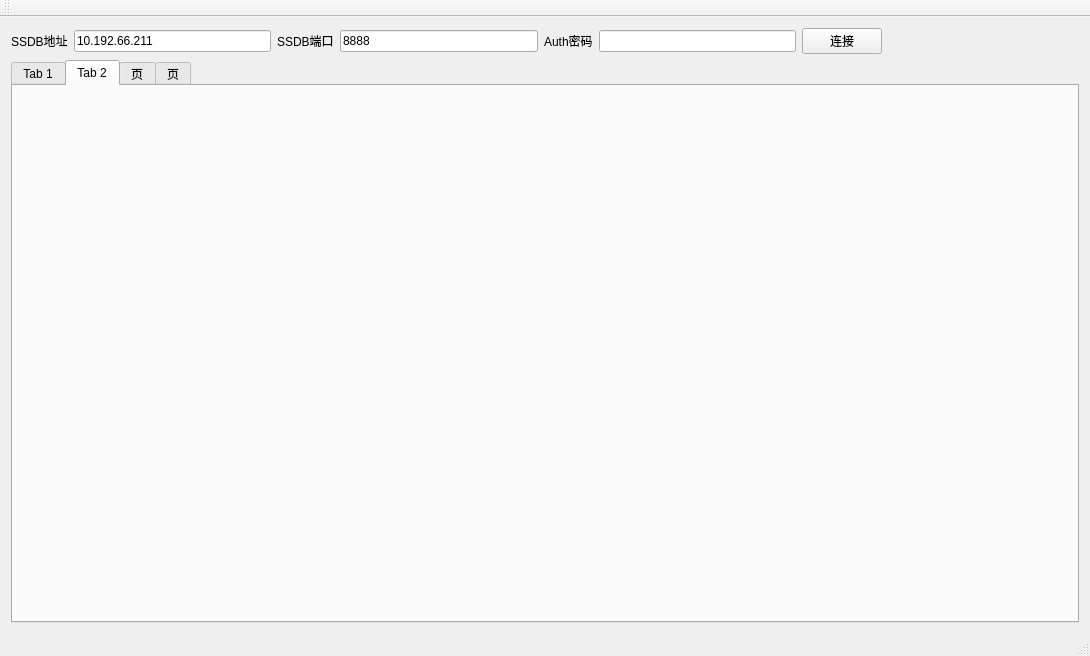
First picture: the form in MainWindow.ui, repository huxiaofengaaa/SSDBAdmin, before the edit.
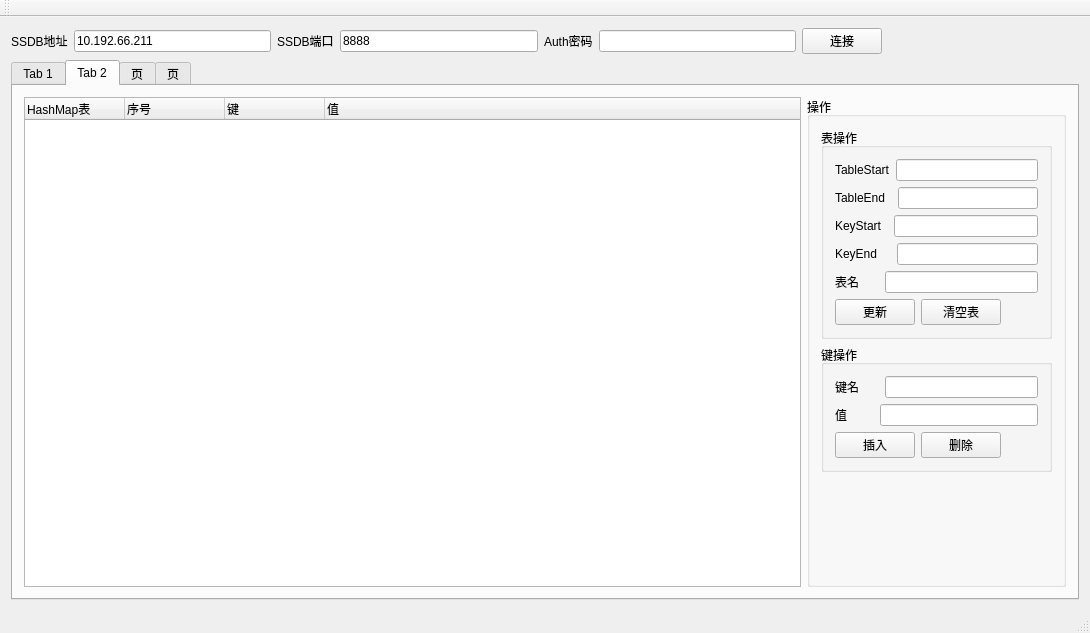
Second picture: the form after the edit. The open tabs and pages were chosen to show the change.

Commit message: 新增加hashMap的操作界面

Diff of the .ui file:
```diff
--- a/MainWindow.ui
+++ b/MainWindow.ui
@@ -80,7 +80,7 @@
     <item row="1" column="0">
      <widget class="QTabWidget" name="tabWidget_valueType">
       <property name="currentIndex">
-       <number>0</number>
+       <number>1</number>
       </property>
       <widget class="QWidget" name="tab_keyValue">
        <property name="styleSheet">
@@ -94,9 +94,6 @@
          <layout class="QHBoxLayout" name="horizontalLayout_12" stretch="3,1">
           <item>
            <widget class="QTreeWidget" name="treeWidget_keyValue">
-            <attribute name="headerVisible">
-             <bool>true</bool>
-            </attribute>
             <column>
              <property name="text">
               <string>序号</string>
@@ -125,19 +122,6 @@
              <string>操作</string>
             </property>
             <layout class="QGridLayout" name="gridLayout_5">
-             <item row="3" column="0">
-              <spacer name="verticalSpacer">
-               <property name="orientation">
-                <enum>Qt::Vertical</enum>
-               </property>
-               <property name="sizeHint" stdset="0">
-                <size>
-                 <width>20</width>
-                 <height>56</height>
-                </size>
-               </property>
-              </spacer>
-             </item>
              <item row="0" column="0">
               <widget class="QGroupBox" name="groupBox_2">
                <property name="title">
@@ -221,6 +205,19 @@
                </layout>
               </widget>
              </item>
+             <item row="2" column="0">
+              <spacer name="verticalSpacer">
+               <property name="orientation">
+                <enum>Qt::Vertical</enum>
+               </property>
+               <property name="sizeHint" stdset="0">
+                <size>
+                 <width>20</width>
+                 <height>56</height>
+                </size>
+               </property>
+              </spacer>
+             </item>
              <item row="1" column="0">
               <widget class="QGroupBox" name="groupBox_3">
                <property name="title">
@@ -307,20 +304,6 @@
                </layout>
               </widget>
              </item>
-             <item row="2" column="0">
-              <widget class="QLabel" name="label_10">
-               <property name="text">
-                <string>备注：
-（1）使用KeyStart和KeyEnd过滤；
-（2）插入时超时时间单位是秒，可以不设置，
-但必须设置Key和Value；
-（3）删除操作只需要输入key；
-（4）按照前缀删除格式：keyName%；
-（5）按照后缀删除格式：%keyName；
-（6）按照串匹配删除格式：%KeyName%</string>
-               </property>
-              </widget>
-             </item>
             </layout>
            </widget>
           </item>
@@ -328,10 +311,240 @@
         </item>
        </layout>
       </widget>
-      <widget class="QWidget" name="tab_2">
+      <widget class="QWidget" name="tab_hashMap">
        <attribute name="title">
         <string>Tab 2</string>
        </attribute>
+       <layout class="QGridLayout" name="gridLayout_9">
+        <item row="0" column="0">
+         <layout class="QHBoxLayout" name="horizontalLayout_21" stretch="3,1">
+          <item>
+           <widget class="QTreeWidget" name="treeWidget_hashMap">
+            <column>
+             <property name="text">
+              <string>HashMap表</string>
+             </property>
+            </column>
+            <column>
+             <property name="text">
+              <string>序号</string>
+             </property>
+            </column>
+            <column>
+             <property name="text">
+              <string>键</string>
+             </property>
+            </column>
+            <column>
+             <property name="text">
+              <string>值</string>
+             </property>
+            </column>
+           </widget>
+          </item>
+          <item>
+           <widget class="QGroupBox" name="groupBox_4">
+            <property name="title">
+             <string>操作</string>
+            </property>
+            <layout class="QGridLayout" name="gridLayout_8">
+             <item row="0" column="0">
+              <widget class="QGroupBox" name="groupBox_5">
+               <property name="title">
+                <string>表操作</string>
+               </property>
+               <layout class="QGridLayout" name="gridLayout_4">
+                <item row="0" column="0">
+                 <layout class="QHBoxLayout" name="horizontalLayout_16">
+                  <item>
+                   <widget class="QLabel" name="label_11">
+                    <property name="text">
+                     <string>TableStart</string>
+                    </property>
+                   </widget>
+                  </item>
+                  <item>
+                   <widget class="QLineEdit" name="lineEdit_hashMap_tableStart"/>
+                  </item>
+                 </layout>
+                </item>
+                <item row="1" column="0">
+                 <layout class="QHBoxLayout" name="horizontalLayout_17">
+                  <item>
+                   <widget class="QLabel" name="label_12">
+                    <property name="text">
+                     <string>TableEnd  </string>
+                    </property>
+                   </widget>
+                  </item>
+                  <item>
+                   <widget class="QLineEdit" name="lineEdit_hashMap_tableEnd"/>
+                  </item>
+                 </layout>
+                </item>
+                <item row="2" column="0">
+                 <layout class="QHBoxLayout" name="horizontalLayout_18">
+                  <item>
+                   <widget class="QLabel" name="label_16">
+                    <property name="text">
+                     <string>KeyStart  </string>
+                    </property>
+                   </widget>
+                  </item>
+                  <item>
+                   <widget class="QLineEdit" name="lineEdit_hashMap_keyStart"/>
+                  </item>
+                 </layout>
+                </item>
+                <item row="3" column="0">
+                 <layout class="QHBoxLayout" name="horizontalLayout_19">
+                  <item>
+                   <widget class="QLabel" name="label_17">
+                    <property name="text">
+                     <string>KeyEnd    </string>
+                    </property>
+                   </widget>
+                  </item>
+                  <item>
+                   <widget class="QLineEdit" name="lineEdit_hashMap_keyEnd"/>
+                  </item>
+                 </layout>
+                </item>
+                <item row="4" column="0">
+                 <layout class="QHBoxLayout" name="horizontalLayout_20">
+                  <item>
+                   <widget class="QLabel" name="label_18">
+                    <property name="text">
+                     <string>表名      </string>
+                    </property>
+                   </widget>
+                  </item>
+                  <item>
+                   <widget class="QLineEdit" name="lineEdit_hashMap_tableName"/>
+                  </item>
+                 </layout>
+                </item>
+                <item row="5" column="0">
+                 <layout class="QHBoxLayout" name="horizontalLayout_10">
+                  <item>
+                   <widget class="QPushButton" name="pushButton_hashMap_updateTable">
+                    <property name="text">
+                     <string>更新</string>
+                    </property>
+                   </widget>
+                  </item>
+                  <item>
+                   <widget class="QPushButton" name="pushButton_hashMap_clearTable">
+                    <property name="text">
+                     <string>清空表</string>
+                    </property>
+                   </widget>
+                  </item>
+                  <item>
+                   <spacer name="horizontalSpacer_2">
+                    <property name="orientation">
+                     <enum>Qt::Horizontal</enum>
+                    </property>
+                    <property name="sizeHint" stdset="0">
+                     <size>
+                      <width>40</width>
+                      <height>20</height>
+                     </size>
+                    </property>
+                   </spacer>
+                  </item>
+                 </layout>
+                </item>
+               </layout>
+              </widget>
+             </item>
+             <item row="1" column="0">
+              <widget class="QGroupBox" name="groupBox_6">
+               <property name="title">
+                <string>键操作</string>
+               </property>
+               <layout class="QGridLayout" name="gridLayout_7">
+                <item row="2" column="0">
+                 <layout class="QHBoxLayout" name="horizontalLayout_11">
+                  <item>
+                   <widget class="QPushButton" name="pushButton_hashMap_keyInsert">
+                    <property name="text">
+                     <string>插入</string>
+                    </property>
+                   </widget>
+                  </item>
+                  <item>
+                   <widget class="QPushButton" name="pushButton_hashMap_keyDelete">
+                    <property name="text">
+                     <string>删除</string>
+                    </property>
+                   </widget>
+                  </item>
+                  <item>
+                   <spacer name="horizontalSpacer_4">
+                    <property name="orientation">
+                     <enum>Qt::Horizontal</enum>
+                    </property>
+                    <property name="sizeHint" stdset="0">
+                     <size>
+                      <width>40</width>
+                      <height>20</height>
+                     </size>
+                    </property>
+                   </spacer>
+                  </item>
+                 </layout>
+                </item>
+                <item row="0" column="0">
+                 <layout class="QHBoxLayout" name="horizontalLayout_14">
+                  <item>
+                   <widget class="QLabel" name="label_14">
+                    <property name="text">
+                     <string>键名      </string>
+                    </property>
+                   </widget>
+                  </item>
+                  <item>
+                   <widget class="QLineEdit" name="lineEdit_hashMap_keyName"/>
+                  </item>
+                 </layout>
+                </item>
+                <item row="1" column="0">
+                 <layout class="QHBoxLayout" name="horizontalLayout_15">
+                  <item>
+                   <widget class="QLabel" name="label_15">
+                    <property name="text">
+                     <string>值        </string>
+                    </property>
+                   </widget>
+                  </item>
+                  <item>
+                   <widget class="QLineEdit" name="lineEdit_hashMap_keyValue"/>
+                  </item>
+                 </layout>
+                </item>
+               </layout>
+              </widget>
+             </item>
+             <item row="2" column="0">
+              <spacer name="verticalSpacer_2">
+               <property name="orientation">
+                <enum>Qt::Vertical</enum>
+               </property>
+               <property name="sizeHint" stdset="0">
+                <size>
+                 <width>20</width>
+                 <height>125</height>
+                </size>
+               </property>
+              </spacer>
+             </item>
+            </layout>
+           </widget>
+          </item>
+         </layout>
+        </item>
+       </layout>
       </widget>
       <widget class="QWidget" name="tab_3">
        <attribute name="title">
```
The commit also changes 1 other file.
